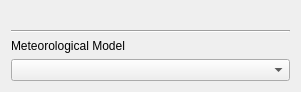
First picture: the form in src/ui/reoshydraulicschemewidget.ui, repository vcloarec/ReosProject, before the edit.
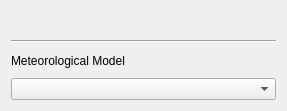
Second picture: the form after the edit. Custom widgets are drawn as their Qt base class.

Commit message: improve UI for selection meteo model of hydraulic scheme

What changed in the file:
```diff
--- a/src/ui/reoshydraulicschemewidget.ui
+++ b/src/ui/reoshydraulicschemewidget.ui
@@ -6,8 +6,8 @@
    <rect>
     <x>0</x>
     <y>0</y>
-    <width>301</width>
-    <height>92</height>
+    <width>287</width>
+    <height>111</height>
    </rect>
   </property>
   <property name="windowTitle">
@@ -15,7 +15,25 @@
   </property>
   <layout class="QVBoxLayout" name="verticalLayout">
    <item>
-    <widget class="ReosParameterStringWidget" name="mWidetName" native="true"/>
+    <widget class="QWidget" name="mNameWidget" native="true">
+     <layout class="QHBoxLayout" name="horizontalLayout">
+      <property name="leftMargin">
+       <number>0</number>
+      </property>
+      <property name="topMargin">
+       <number>0</number>
+      </property>
+      <property name="rightMargin">
+       <number>0</number>
+      </property>
+      <property name="bottomMargin">
+       <number>0</number>
+      </property>
+      <item>
+       <widget class="ReosParameterStringWidget" name="mParameterNameWidget" native="true"/>
+      </item>
+     </layout>
+    </widget>
    </item>
    <item>
     <widget class="Line" name="line">
```
Left out of the diff: 2 changed lines with no effect on the pictures. The commit also changes 6 other files.
